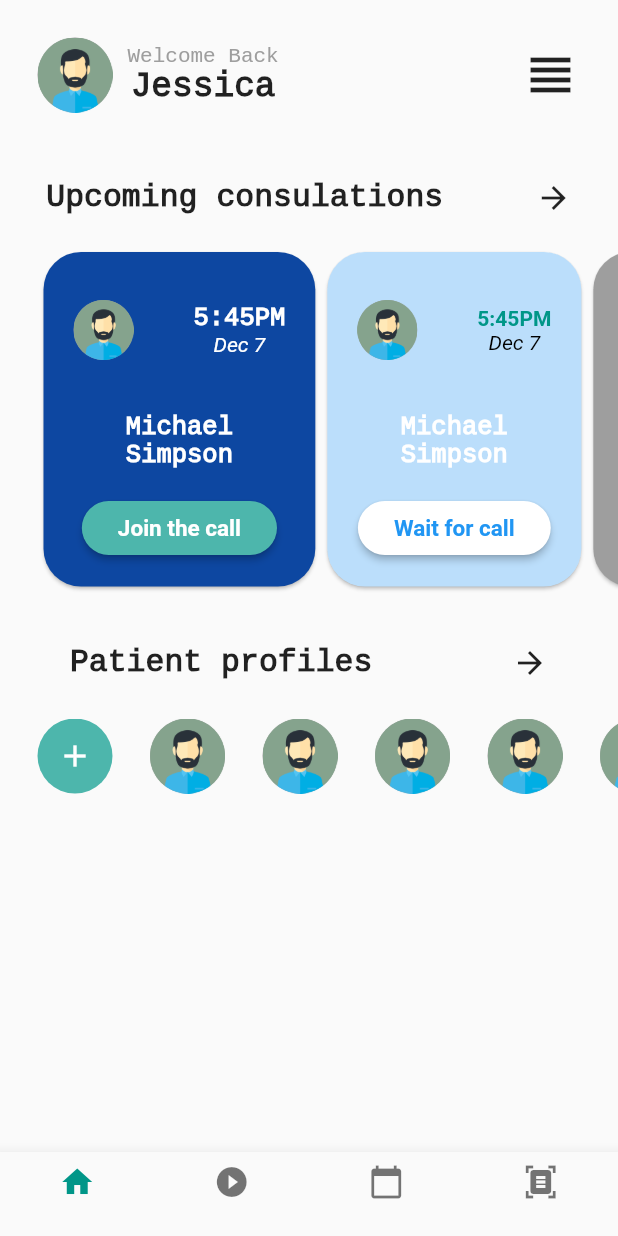
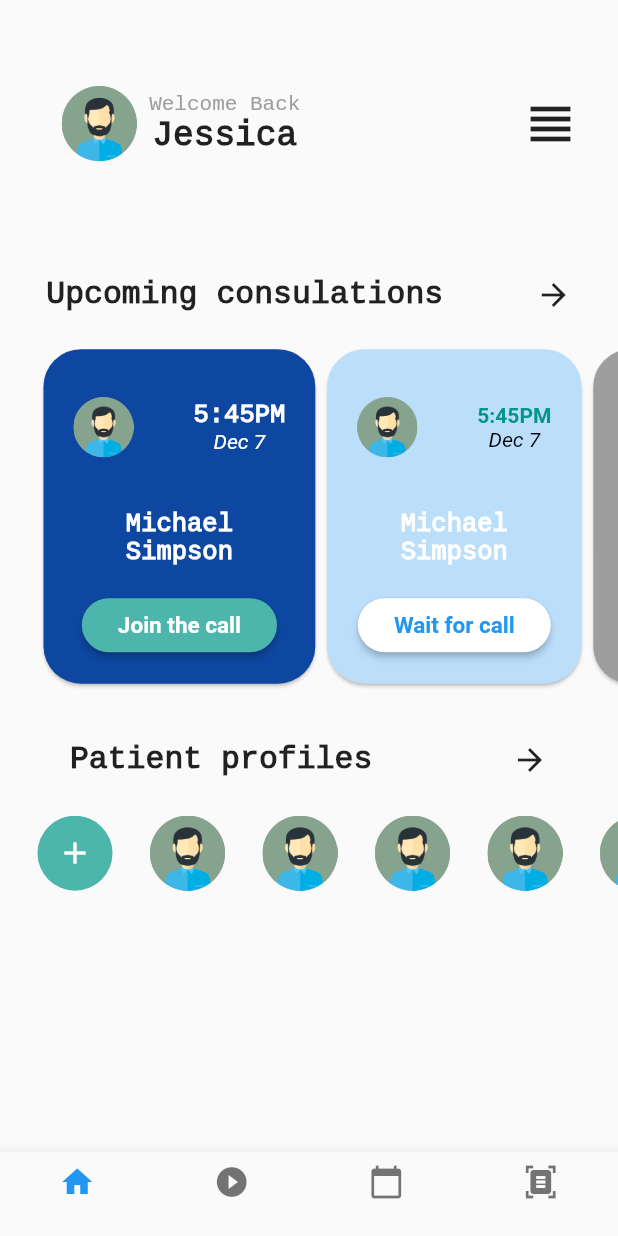
Before and after one commit to Ceyhunnnn/Flutter_Example_Design, a Flutter app: the screen it shows after launch, on a phone screen of 412 x 824 dp. Run offline on Flutter 3.47's test engine with Material 2 defaults, Android fonts, the phone set to English and light mode, and no system bars; our stand-ins replace get.

Commit message:
flutter_V1.2

```diff
--- a/lib/controller/controller.dart
+++ b/lib/controller/controller.dart
@@ -1,5 +1,12 @@
 import 'package:get/get.dart';
 
 class Controller extends GetxController{
+  var pageNo=0.obs;
+
+  int getBottomNavBarNo(index){
+    pageNo.value=index;
+    return pageNo.value.toInt();
+  }
+
 
 }
--- a/lib/home_page.dart
+++ b/lib/home_page.dart
@@ -7,16 +7,17 @@ import 'package:get/get.dart';
 class MyHomePage extends StatelessWidget {
   var deger = 0;
   Sabitler sabit = Sabitler();
+  Controller cont=Get.put(Controller());
+  var sayi=0;
   @override
   Widget build(BuildContext context) {
     var screenSize = MediaQuery.of(context).size;
     return Scaffold(
-        bottomNavigationBar: BottomNavigationBar(
+        bottomNavigationBar:Obx(()=> BottomNavigationBar(
           items: [
             BottomNavigationBarItem(
                 icon: Icon(
                   Icons.home,
-                  color: Colors.teal,
                 ),
                 label: "",
                 backgroundColor: Colors.yellow),
@@ -34,9 +35,14 @@ class MyHomePage extends StatelessWidget {
                 backgroundColor: Colors.green)
           ],
           type: BottomNavigationBarType.fixed,
-          currentIndex: 0,
-        ),
+          currentIndex:sayi,
+          onTap: (index){
+            sayi = cont.getBottomNavBarNo(index);
+            print("BottomBar Deger : "+sayi.toString());
+          },
+        ),),
         body: Container(
+
           height: screenSize.height,
           width: screenSize.width,
           child: SingleChildScrollView(
@@ -45,8 +51,8 @@ class MyHomePage extends StatelessWidget {
                 Row(
                   children: [
                     SizedBox(
-                      width: 25,
-                      height: 100,
+                      width: screenSize.width*0.1,
+                      height: screenSize.height*0.2,
                     ),
                     CircleAvatar(
                       child: Image.asset("assets/images/pp.jpg"),
@@ -54,7 +60,8 @@ class MyHomePage extends StatelessWidget {
                       maxRadius: 25,
                     ),
                     SizedBox(
-                      width: 10,
+                      width: screenSize.width*0.02,
+                      //width:10
                     ),
                     Column(
                       //mainAxisAlignment: MainAxisAlignment.spaceAround,
--- a/lib/main.dart
+++ b/lib/main.dart
@@ -12,7 +12,7 @@ class MyApp extends StatelessWidget {
 
   @override
   Widget build(BuildContext context) {
-    return MaterialApp(
+    return GetMaterialApp(
       debugShowCheckedModeBanner: false,
       title: 'Flutter Demo',
       theme: ThemeData(
```
